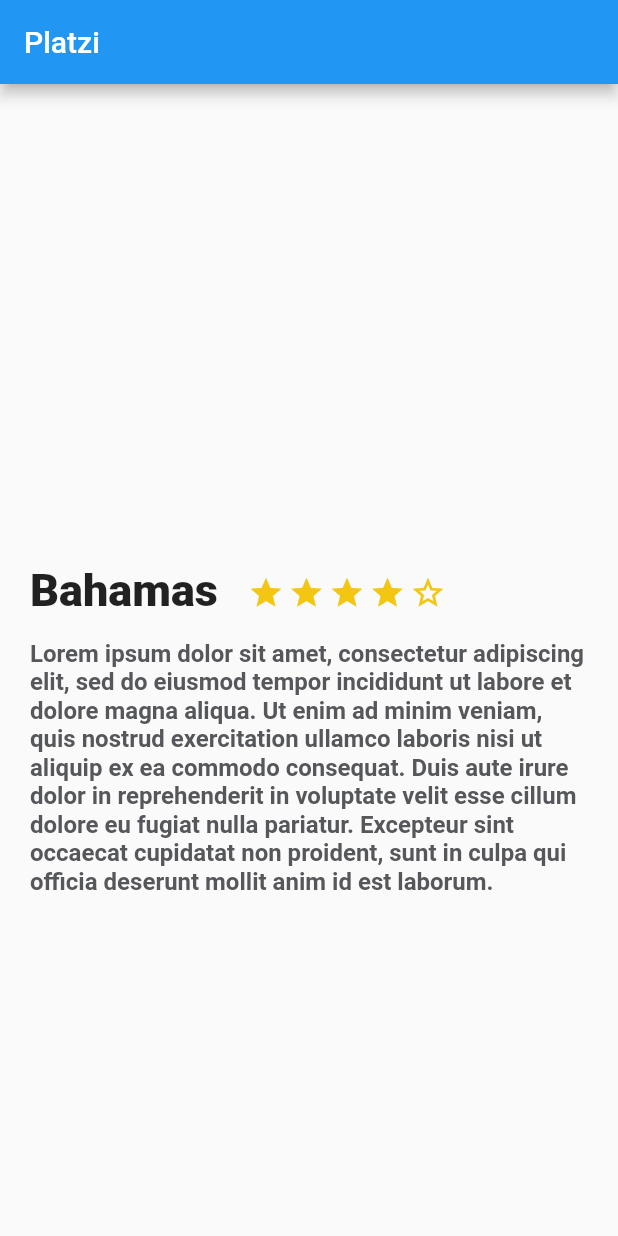
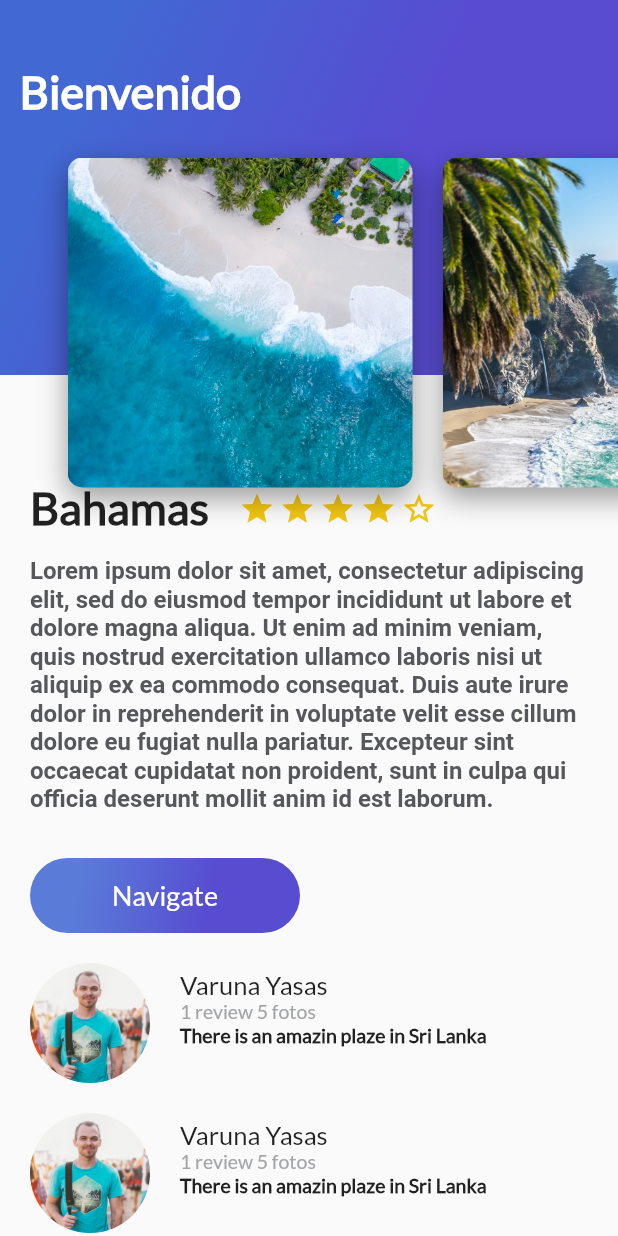
Before and after one commit to albertodelviejo/platzi_trips_apps, a Flutter app: the screen it shows after launch, on a phone screen of 412 x 824 dp. Run offline on Flutter 3.47's test engine with Material 2 defaults, Android fonts, the phone set to English and light mode, and no system bars.

Commit message:
Interfaz avanzada

```diff
--- /dev/null
+++ b/lib/button_purple.dart
@@ -0,0 +1,37 @@
+import "package:flutter/material.dart";
+
+class ButtonPurple extends StatelessWidget {
+  String buttonText = "Navigate";
+
+  ButtonPurple(this.buttonText);
+
+  @override
+  Widget build(BuildContext context) {
+    return InkWell(
+      onTap: () {
+        Scaffold.of(context).showSnackBar(SnackBar(
+          content: Text("Navegando"),
+        ));
+      },
+      child: Container(
+          margin: EdgeInsets.only(top: 30.0, left: 20.0, right: 20.0),
+          height: 50.0,
+          width: 180.0,
+          decoration: BoxDecoration(
+              borderRadius: BorderRadius.circular(30.0),
+              gradient: LinearGradient(
+                  colors: [Color(0xDD4268D3), Color(0xFF584CD1)],
+                  begin: FractionalOffset(0.2, 0.0),
+                  end: FractionalOffset(1.0, 0.6),
+                  stops: [0.0, 0.6],
+                  tileMode: TileMode.clamp)),
+          child: Center(
+            child: Text(
+              buttonText,
+              style: TextStyle(
+                  fontSize: 18.0, fontFamily: "Lato", color: Colors.white),
+            ),
+          )),
+    );
+  }
+}
--- /dev/null
+++ b/lib/card_image.dart
@@ -0,0 +1,29 @@
+import 'package:flutter/material.dart';
+
+class CardImage extends StatelessWidget {
+  String pathImage = "lib/assets/img/beach.jpeg";
+
+  CardImage(this.pathImage);
+
+  @override
+  Widget build(BuildContext context) {
+    final card = Container(
+      width: 230.0,
+      height: 350.0,
+      margin: EdgeInsets.only(top: 80.0, left: 20.0),
+      decoration: BoxDecoration(
+          image:
+              DecorationImage(fit: BoxFit.cover, image: AssetImage(pathImage)),
+          borderRadius: BorderRadius.all(Radius.circular(10.0)),
+          shape: BoxShape.rectangle,
+          boxShadow: <BoxShadow>[
+            BoxShadow(
+                color: Colors.black38,
+                blurRadius: 15.0,
+                offset: Offset(0.0, 7.0))
+          ]),
+    );
+
+    return card;
+  }
+}
--- /dev/null
+++ b/lib/card_image_list.dart
@@ -0,0 +1,22 @@
+import 'package:flutter/material.dart';
+import 'package:platzi_trips_app/card_image.dart';
+
+class CardImageList extends StatelessWidget {
+  @override
+  Widget build(BuildContext context) {
+    return Container(
+      height: 350.0,
+      child: ListView(
+        padding: EdgeInsets.all(25.0),
+        scrollDirection: Axis.horizontal,
+        children: <Widget>[
+          CardImage("lib/assets/img/beach.jpeg"),
+          CardImage("lib/assets/img/beach_palm.jpeg"),
+          CardImage("lib/assets/img/mountain.jpeg"),
+          CardImage("lib/assets/img/mountain_stars.jpeg"),
+          CardImage("lib/assets/img/river.jpeg"),
+        ],
+      ),
+    );
+  }
+}
--- a/lib/description_place.dart
+++ b/lib/description_place.dart
@@ -1,4 +1,6 @@
 import 'package:flutter/material.dart';
+import 'package:platzi_trips_app/button_purple.dart';
+import 'package:platzi_trips_app/review.dart';
 
 class DescriptionPlace extends StatelessWidget {
   String namePlace;
@@ -45,7 +47,10 @@ class DescriptionPlace extends StatelessWidget {
           ),
           child: Text(
             namePlace,
-            style: TextStyle(fontSize: 30.0, fontWeight: FontWeight.w900),
+            style: TextStyle(
+                fontSize: 30.0,
+                fontWeight: FontWeight.w900,
+                fontFamily: "Lato"),
             textAlign: TextAlign.left,
           ),
         ),
@@ -56,7 +61,12 @@ class DescriptionPlace extends StatelessWidget {
     );
 
     final description_place = Column(
-      children: <Widget>[title_stars, description_text],
+      crossAxisAlignment: CrossAxisAlignment.start,
+      children: <Widget>[
+        title_stars,
+        description_text,
+        ButtonPurple("Navigate")
+      ],
     );
     return description_place;
   }
--- /dev/null
+++ b/lib/gradient_back.dart
@@ -0,0 +1,30 @@
+import 'package:flutter/material.dart';
+
+class GradientBack extends StatelessWidget {
+  String title = "Popular";
+
+  GradientBack(this.title);
+
+  @override
+  Widget build(BuildContext context) {
+    return Container(
+      height: 250.0,
+      decoration: BoxDecoration(
+          gradient: LinearGradient(
+              colors: [Color(0xFF4268D3), Color(0xFF584CD1)],
+              begin: FractionalOffset(0.2, 0.0),
+              end: FractionalOffset(1.0, 0.6),
+              stops: [0.0, 0.6],
+              tileMode: TileMode.clamp)),
+      child: Text(
+        title,
+        style: TextStyle(
+            color: Colors.white,
+            fontSize: 30.0,
+            fontFamily: "Lato",
+            fontWeight: FontWeight.bold),
+      ),
+      alignment: Alignment(-0.9, -0.6),
+    );
+  }
+}
--- /dev/null
+++ b/lib/header_appbar.dart
@@ -0,0 +1,12 @@
+import 'package:flutter/material.dart';
+import 'package:platzi_trips_app/card_image_list.dart';
+import 'package:platzi_trips_app/gradient_back.dart';
+
+class HeaderAppBar extends StatelessWidget {
+  @override
+  Widget build(BuildContext context) {
+    return Stack(
+      children: <Widget>[GradientBack("Bienvenido"), CardImageList()],
+    );
+  }
+}
--- a/lib/main.dart
+++ b/lib/main.dart
@@ -1,7 +1,15 @@
 import 'package:flutter/material.dart';
 import 'package:platzi_trips_app/description_place.dart';
+import 'package:platzi_trips_app/header_appbar.dart';
+import 'package:platzi_trips_app/review_list.dart';
+import 'package:flutter/services.dart';
 
-void main() => runApp(MyApp());
+void main() {
+  SystemChrome.setSystemUIOverlayStyle(SystemUiOverlayStyle(
+      statusBarColor: Colors.transparent,
+      statusBarBrightness: Brightness.light));
+  runApp(MyApp());
+}
 
 class MyApp extends StatelessWidget {
   String dummyText =
@@ -16,11 +24,18 @@ class MyApp extends StatelessWidget {
           visualDensity: VisualDensity.adaptivePlatformDensity,
         ),
         home: Scaffold(
-          appBar: AppBar(
-            title: Text("Platzi"),
-          ),
-          body: new DescriptionPlace("Bahamas", 4, dummyText),
-        ));
+            body: Stack(
+          children: <Widget>[
+            ListView(
+              children: <Widget>[
+                DescriptionPlace("Bahamas", 4, dummyText),
+                ReviewList()
+              ],
+            ),
+            HeaderAppBar()
+          ],
+        )));
+    //new DescriptionPlace("Bahamas", 4, dummyText)));
   }
 }
 
--- /dev/null
+++ b/lib/review.dart
@@ -0,0 +1,60 @@
+import 'package:flutter/material.dart';
+
+class Review extends StatelessWidget {
+  String pathImage;
+  String name;
+  String details;
+  String comment;
+
+  Review(this.pathImage, this.name, this.details, this.comment);
+
+  @override
+  Widget build(BuildContext context) {
+    final photo = Container(
+      margin: EdgeInsets.only(top: 20.0, left: 20.0),
+      width: 80.0,
+      height: 80.0,
+      decoration: BoxDecoration(
+          shape: BoxShape.circle,
+          image:
+              DecorationImage(image: AssetImage(pathImage), fit: BoxFit.cover)),
+    );
+
+    final userComment = Container(
+      margin: EdgeInsets.only(left: 20.0),
+      child: Text(
+        comment,
+        textAlign: TextAlign.left,
+        style: TextStyle(
+            fontSize: 13.0, fontFamily: "Lato", fontWeight: FontWeight.w900),
+      ),
+    );
+
+    final userInfo = Container(
+      margin: EdgeInsets.only(left: 20.0),
+      child: Text(
+        details,
+        textAlign: TextAlign.left,
+        style: TextStyle(
+            fontSize: 13.0, fontFamily: "Lato", color: Color(0xFFa3a5a7)),
+      ),
+    );
+
+    final userName = Container(
+      margin: EdgeInsets.only(left: 20.0),
+      child: Text(
+        name,
+        textAlign: TextAlign.left,
+        style: TextStyle(fontSize: 17.0, fontFamily: "Lato"),
+      ),
+    );
+
+    final userDetails = Column(
+        crossAxisAlignment: CrossAxisAlignment.start,
+        children: <Widget>[userName, userInfo, userComment]);
+
+    return Row(
+      children: <Widget>[photo, userDetails],
+    );
+  }
+}
--- /dev/null
+++ b/lib/review_list.dart
@@ -0,0 +1,21 @@
+import 'package:flutter/material.dart';
+import 'package:platzi_trips_app/review.dart';
+
+class ReviewList extends StatelessWidget {
+  String name = "Varuna Yasas";
+  String details = "1 review 5 fotos";
+  String comment = "There is an amazin plaze in Sri Lanka";
+  String pathImage = "lib/assets/img/people.jpg";
+
+  @override
+  Widget build(BuildContext context) {
+    return Column(
+      crossAxisAlignment: CrossAxisAlignment.start,
+      children: <Widget>[
+        Review(pathImage, name, details, comment),
+        Review(pathImage, name, details, comment),
+        Review(pathImage, name, details, comment),
+      ],
+    );
+  }
+}
```
Also changed, not shown: pubspec.yaml (+15 -0 lines), lib/assets/img/beach.jpeg (added), lib/assets/img/beach_palm.jpeg (added), lib/assets/img/mountain.jpeg (added), lib/assets/img/mountain_stars.jpeg (added), lib/assets/img/people.jpg (added), lib/assets/img/river.jpeg (added), lib/assets/img/sunset.jpeg (added).
